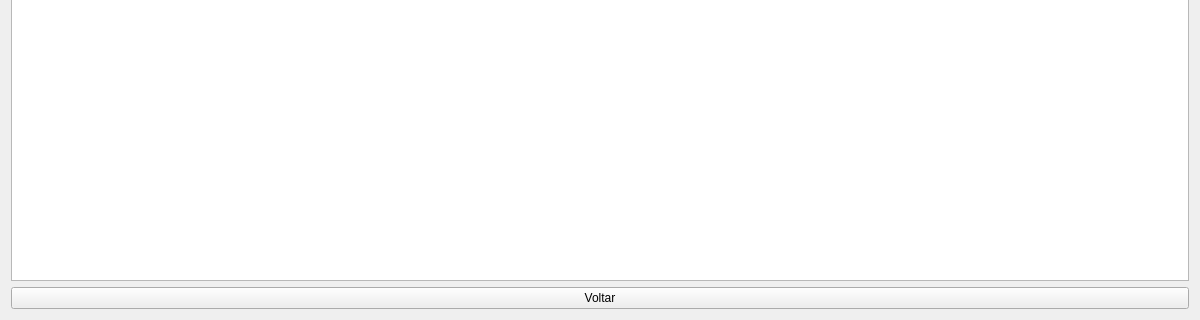
Old version of the form ui/listar_pacientes.ui in the repository Zaldef/Project-K; both pictures show x 0 to 1200 and y 480 to 800 of the 1200 by 800 pixel window.
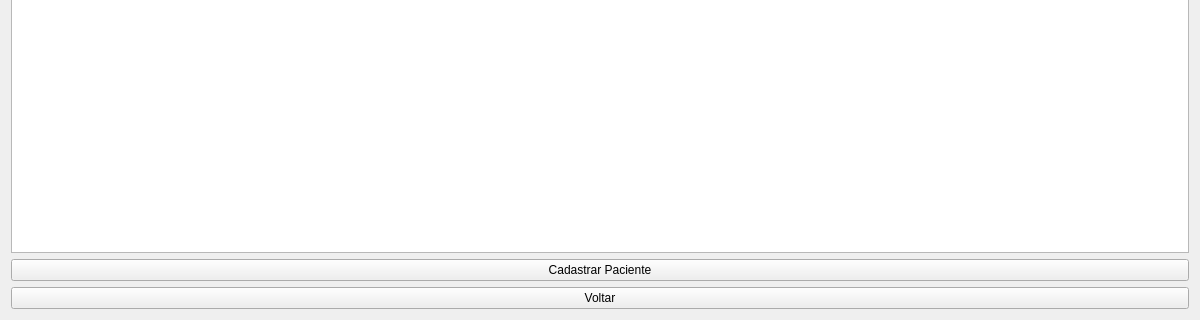
New version of the form.

Diff of the .ui file:
```diff
--- a/ui/listar_pacientes.ui
+++ b/ui/listar_pacientes.ui
@@ -37,6 +37,13 @@
      </property>
     </widget>
    </item>
+   <item>
+    <widget class="QPushButton" name="botaoCadastrarPaciente">
+     <property name="text">
+      <string>Cadastrar Paciente</string>
+     </property>
+    </widget>
+   </item>
    <item>
     <widget class="QPushButton" name="botaoVoltar">
      <property name="text">
```
